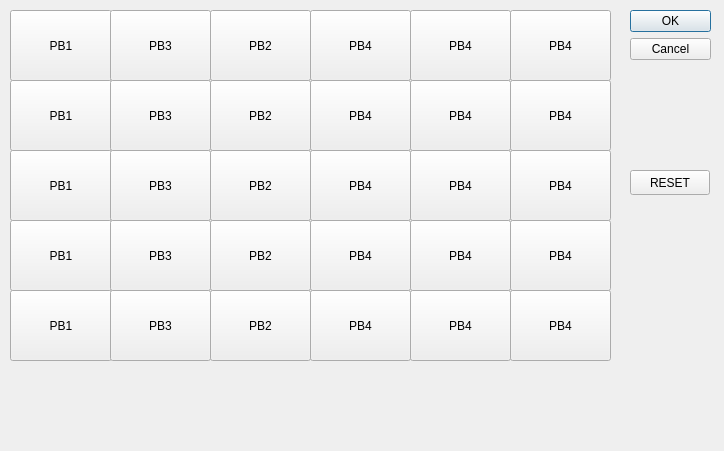
matternstsr/Sea-Application, file waves/try.ui: the form before one commit.
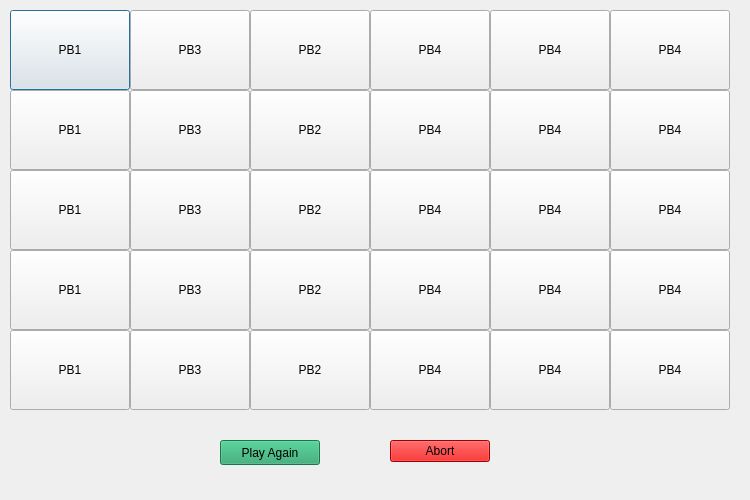
The form after the commit.

Commit message: Corrected more errors with the popup casued by the label.

What changed in the file:
```diff
--- a/waves/try.ui
+++ b/waves/try.ui
@@ -6,36 +6,23 @@
    <rect>
     <x>0</x>
     <y>0</y>
-    <width>724</width>
-    <height>451</height>
+    <width>750</width>
+    <height>500</height>
    </rect>
   </property>
   <property name="windowTitle">
    <string>Dialog</string>
   </property>
-  <widget class="QDialogButtonBox" name="buttonBox">
-   <property name="geometry">
-    <rect>
-     <x>630</x>
-     <y>10</y>
-     <width>81</width>
-     <height>81</height>
-    </rect>
-   </property>
-   <property name="orientation">
-    <enum>Qt::Vertical</enum>
-   </property>
-   <property name="standardButtons">
-    <set>QDialogButtonBox::Cancel|QDialogButtonBox::Ok</set>
-   </property>
-  </widget>
+  <property name="styleSheet">
+   <string notr="true"/>
+  </property>
   <widget class="QPushButton" name="pushButton_1">
    <property name="geometry">
     <rect>
      <x>10</x>
      <y>10</y>
-     <width>102</width>
-     <height>71</height>
+     <width>120</width>
+     <height>80</height>
     </rect>
    </property>
    <property name="text">
@@ -45,10 +32,10 @@
   <widget class="QPushButton" name="pushButton_2">
    <property name="geometry">
     <rect>
-     <x>210</x>
+     <x>250</x>
      <y>10</y>
-     <width>101</width>
-     <height>71</height>
+     <width>120</width>
+     <height>80</height>
     </rect>
    </property>
    <property name="text">
@@ -58,49 +45,113 @@
   <widget class="QPushButton" name="pushButton_3">
    <property name="geometry">
     <rect>
-     <x>110</x>
+     <x>130</x>
      <y>10</y>
-     <width>101</width>
-     <height>71</height>
+     <width>120</width>
+     <height>80</height>
     </rect>
    </property>
    <property name="text">
     <string>PB3</string>
    </property>
   </widget>
-  <widget class="QPushButton" name="pushButton_4">
+  <widget class="QPushButton" name="pushButton_10">
    <property name="geometry">
     <rect>
-     <x>310</x>
-     <y>10</y>
-     <width>101</width>
-     <height>71</height>
+     <x>250</x>
+     <y>90</y>
+     <width>120</width>
+     <height>80</height>
     </rect>
    </property>
    <property name="text">
-    <string>PB4</string>
+    <string>PB2</string>
    </property>
   </widget>
-  <widget class="QPushButton" name="pushButton_5">
+  <widget class="QPushButton" name="pushButton_16">
    <property name="geometry">
     <rect>
-     <x>410</x>
-     <y>10</y>
-     <width>101</width>
-     <height>71</height>
+     <x>250</x>
+     <y>170</y>
+     <width>120</width>
+     <height>80</height>
     </rect>
    </property>
    <property name="text">
-    <string>PB4</string>
+    <string>PB2</string>
+   </property>
+  </widget>
+  <widget class="QPushButton" name="pushButton_22">
+   <property name="geometry">
+    <rect>
+     <x>250</x>
+     <y>250</y>
+     <width>120</width>
+     <height>80</height>
+    </rect>
+   </property>
+   <property name="text">
+    <string>PB2</string>
+   </property>
+  </widget>
+  <widget class="QPushButton" name="pushButton_28">
+   <property name="geometry">
+    <rect>
+     <x>250</x>
+     <y>330</y>
+     <width>120</width>
+     <height>80</height>
+    </rect>
+   </property>
+   <property name="text">
+    <string>PB2</string>
+   </property>
+  </widget>
+  <widget class="QPushButton" name="pushButton_30">
+   <property name="geometry">
+    <rect>
+     <x>130</x>
+     <y>330</y>
+     <width>120</width>
+     <height>80</height>
+    </rect>
+   </property>
+   <property name="text">
+    <string>PB3</string>
+   </property>
+  </widget>
+  <widget class="QWidget" name="backgroundWidget" native="true">
+   <property name="geometry">
+    <rect>
+     <x>0</x>
+     <y>0</y>
+     <width>750</width>
+     <height>500</height>
+    </rect>
+   </property>
+   <property name="styleSheet">
+    <string notr="true"/>
+   </property>
+   <widget class="QLabel" name="backgroundLabel">
+    <property name="geometry">
+     <rect>
+      <x>0</x>
+      <y>0</y>
+      <width>750</width>
+      <height>431</height>
+     </rect>
+    </property>
+    <property name="text">
+     <string/>
    </property>
   </widget>
   <widget class="QPushButton" name="pushButton_6">
    <property name="geometry">
     <rect>
-     <x>510</x>
+      <x>610</x>
      <y>10</y>
-     <width>101</width>
-     <height>71</height>
+      <width>120</width>
+      <height>80</height>
     </rect>
    </property>
    <property name="text">
@@ -110,218 +161,179 @@
   <widget class="QPushButton" name="pushButton_7">
    <property name="geometry">
     <rect>
-     <x>510</x>
-     <y>80</y>
-     <width>101</width>
-     <height>71</height>
+      <x>610</x>
+      <y>90</y>
+      <width>120</width>
+      <height>80</height>
     </rect>
    </property>
    <property name="text">
     <string>PB4</string>
    </property>
   </widget>
-  <widget class="QPushButton" name="pushButton_8">
-   <property name="geometry">
-    <rect>
-     <x>10</x>
-     <y>80</y>
-     <width>102</width>
-     <height>71</height>
-    </rect>
-   </property>
-   <property name="text">
-    <string>PB1</string>
-   </property>
-  </widget>
-  <widget class="QPushButton" name="pushButton_9">
-   <property name="geometry">
-    <rect>
-     <x>410</x>
-     <y>80</y>
-     <width>101</width>
-     <height>71</height>
-    </rect>
-   </property>
-   <property name="text">
-    <string>PB4</string>
-   </property>
-  </widget>
-  <widget class="QPushButton" name="pushButton_10">
-   <property name="geometry">
-    <rect>
-     <x>210</x>
-     <y>80</y>
-     <width>101</width>
-     <height>71</height>
-    </rect>
-   </property>
-   <property name="text">
-    <string>PB2</string>
-   </property>
-  </widget>
-  <widget class="QPushButton" name="pushButton_11">
-   <property name="geometry">
-    <rect>
-     <x>310</x>
-     <y>80</y>
-     <width>101</width>
-     <height>71</height>
-    </rect>
-   </property>
-   <property name="text">
-    <string>PB4</string>
-   </property>
-  </widget>
-  <widget class="QPushButton" name="pushButton_12">
-   <property name="geometry">
-    <rect>
-     <x>110</x>
-     <y>80</y>
-     <width>101</width>
-     <height>71</height>
-    </rect>
-   </property>
-   <property name="text">
-    <string>PB3</string>
-   </property>
-  </widget>
   <widget class="QPushButton" name="pushButton_13">
    <property name="geometry">
     <rect>
-     <x>510</x>
-     <y>150</y>
-     <width>101</width>
-     <height>71</height>
+      <x>610</x>
+      <y>170</y>
+      <width>120</width>
+      <height>80</height>
     </rect>
    </property>
    <property name="text">
     <string>PB4</string>
    </property>
   </widget>
-  <widget class="QPushButton" name="pushButton_14">
-   <property name="geometry">
-    <rect>
-     <x>10</x>
-     <y>150</y>
-     <width>102</width>
-     <height>71</height>
-    </rect>
-   </property>
-   <property name="text">
-    <string>PB1</string>
-   </property>
-  </widget>
-  <widget class="QPushButton" name="pushButton_15">
-   <property name="geometry">
-    <rect>
-     <x>410</x>
-     <y>150</y>
-     <width>101</width>
-     <height>71</height>
-    </rect>
-   </property>
-   <property name="text">
-    <string>PB4</string>
-   </property>
-  </widget>
-  <widget class="QPushButton" name="pushButton_16">
-   <property name="geometry">
-    <rect>
-     <x>210</x>
-     <y>150</y>
-     <width>101</width>
-     <height>71</height>
-    </rect>
-   </property>
-   <property name="text">
-    <string>PB2</string>
-   </property>
-  </widget>
-  <widget class="QPushButton" name="pushButton_17">
-   <property name="geometry">
-    <rect>
-     <x>310</x>
-     <y>150</y>
-     <width>101</width>
-     <height>71</height>
-    </rect>
-   </property>
-   <property name="text">
-    <string>PB4</string>
-   </property>
-  </widget>
-  <widget class="QPushButton" name="pushButton_18">
-   <property name="geometry">
-    <rect>
-     <x>110</x>
-     <y>150</y>
-     <width>101</width>
-     <height>71</height>
-    </rect>
-   </property>
-   <property name="text">
-    <string>PB3</string>
-   </property>
-  </widget>
   <widget class="QPushButton" name="pushButton_19">
    <property name="geometry">
     <rect>
-     <x>510</x>
-     <y>220</y>
-     <width>101</width>
-     <height>71</height>
+      <x>610</x>
+      <y>250</y>
+      <width>120</width>
+      <height>80</height>
     </rect>
    </property>
    <property name="text">
     <string>PB4</string>
    </property>
   </widget>
-  <widget class="QPushButton" name="pushButton_20">
+   <widget class="QPushButton" name="pushButton_25">
    <property name="geometry">
     <rect>
-     <x>10</x>
-     <y>220</y>
-     <width>102</width>
-     <height>71</height>
+      <x>610</x>
+      <y>330</y>
+      <width>120</width>
+      <height>80</height>
     </rect>
    </property>
    <property name="text">
-    <string>PB1</string>
+     <string>PB4</string>
+    </property>
+   </widget>
+   <widget class="QPushButton" name="pushButton_5">
+    <property name="geometry">
+     <rect>
+      <x>490</x>
+      <y>10</y>
+      <width>120</width>
+      <height>80</height>
+     </rect>
+    </property>
+    <property name="text">
+     <string>PB4</string>
+    </property>
+   </widget>
+   <widget class="QPushButton" name="pushButton_9">
+    <property name="geometry">
+     <rect>
+      <x>490</x>
+      <y>90</y>
+      <width>120</width>
+      <height>80</height>
+     </rect>
+    </property>
+    <property name="text">
+     <string>PB4</string>
+    </property>
+   </widget>
+   <widget class="QPushButton" name="pushButton_15">
+    <property name="geometry">
+     <rect>
+      <x>490</x>
+      <y>170</y>
+      <width>120</width>
+      <height>80</height>
+     </rect>
+    </property>
+    <property name="text">
+     <string>PB4</string>
    </property>
   </widget>
   <widget class="QPushButton" name="pushButton_21">
    <property name="geometry">
     <rect>
-     <x>410</x>
-     <y>220</y>
-     <width>101</width>
-     <height>71</height>
+      <x>490</x>
+      <y>250</y>
+      <width>120</width>
+      <height>80</height>
     </rect>
    </property>
    <property name="text">
     <string>PB4</string>
    </property>
   </widget>
-  <widget class="QPushButton" name="pushButton_22">
+   <widget class="QPushButton" name="pushButton_27">
    <property name="geometry">
     <rect>
-     <x>210</x>
-     <y>220</y>
-     <width>101</width>
-     <height>71</height>
+      <x>490</x>
+      <y>330</y>
+      <width>120</width>
+      <height>80</height>
     </rect>
    </property>
    <property name="text">
-    <string>PB2</string>
+     <string>PB4</string>
+    </property>
+   </widget>
+   <widget class="QPushButton" name="pushButton_29">
+    <property name="geometry">
+     <rect>
+      <x>370</x>
+      <y>330</y>
+      <width>120</width>
+      <height>80</height>
+     </rect>
+    </property>
+    <property name="text">
+     <string>PB4</string>
    </property>
   </widget>
   <widget class="QPushButton" name="pushButton_23">
    <property name="geometry">
     <rect>
-     <x>310</x>
-     <y>220</y>
-     <width>101</width>
-     <height>71</height>
+      <x>370</x>
+      <y>250</y>
+      <width>120</width>
+      <height>80</height>
+     </rect>
+    </property>
+    <property name="text">
+     <string>PB4</string>
+    </property>
+   </widget>
+   <widget class="QPushButton" name="pushButton_17">
+    <property name="geometry">
+     <rect>
+      <x>370</x>
+      <y>170</y>
+      <width>120</width>
+      <height>80</height>
+     </rect>
+    </property>
+    <property name="text">
+     <string>PB4</string>
+    </property>
+   </widget>
+   <widget class="QPushButton" name="pushButton_4">
+    <property name="geometry">
+     <rect>
+      <x>370</x>
+      <y>10</y>
+      <width>120</width>
+      <height>80</height>
+     </rect>
+    </property>
+    <property name="text">
+     <string>PB4</string>
+    </property>
+   </widget>
+   <widget class="QPushButton" name="pushButton_11">
+    <property name="geometry">
+     <rect>
+      <x>370</x>
+      <y>90</y>
+      <width>120</width>
+      <height>80</height>
     </rect>
    </property>
    <property name="text">
@@ -331,120 +343,152 @@
   <widget class="QPushButton" name="pushButton_24">
    <property name="geometry">
     <rect>
-     <x>110</x>
-     <y>220</y>
-     <width>101</width>
-     <height>71</height>
+      <x>130</x>
+      <y>250</y>
+      <width>120</width>
+      <height>80</height>
     </rect>
    </property>
    <property name="text">
     <string>PB3</string>
    </property>
   </widget>
-  <widget class="QPushButton" name="pushButton_25">
+   <widget class="QPushButton" name="pushButton_18">
    <property name="geometry">
     <rect>
-     <x>510</x>
-     <y>290</y>
-     <width>101</width>
-     <height>71</height>
+      <x>130</x>
+      <y>170</y>
+      <width>120</width>
+      <height>80</height>
     </rect>
    </property>
    <property name="text">
-    <string>PB4</string>
+     <string>PB3</string>
+    </property>
+   </widget>
+   <widget class="QPushButton" name="pushButton_12">
+    <property name="geometry">
+     <rect>
+      <x>130</x>
+      <y>90</y>
+      <width>120</width>
+      <height>80</height>
+     </rect>
+    </property>
+    <property name="text">
+     <string>PB3</string>
    </property>
   </widget>
   <widget class="QPushButton" name="pushButton_26">
    <property name="geometry">
     <rect>
      <x>10</x>
-     <y>290</y>
-     <width>102</width>
-     <height>71</height>
+      <y>330</y>
+      <width>120</width>
+      <height>80</height>
     </rect>
    </property>
    <property name="text">
     <string>PB1</string>
    </property>
   </widget>
-  <widget class="QPushButton" name="pushButton_27">
+   <widget class="QPushButton" name="pushButton_20">
    <property name="geometry">
     <rect>
-     <x>410</x>
-     <y>290</y>
-     <width>101</width>
-     <height>71</height>
+      <x>10</x>
+      <y>250</y>
+      <width>120</width>
+      <height>80</height>
     </rect>
    </property>
    <property name="text">
-    <string>PB4</string>
-   </property>
-  </widget>
-  <widget class="QPushButton" name="pushButton_28">
+     <string>PB1</string>
+    </property>
+   </widget>
+   <widget class="QPushButton" name="pushButton_14">
    <property name="geometry">
     <rect>
-     <x>210</x>
-     <y>290</y>
-     <width>101</width>
-     <height>71</height>
+      <x>10</x>
+      <y>170</y>
+      <width>120</width>
+      <height>80</height>
     </rect>
    </property>
    <property name="text">
-    <string>PB2</string>
-   </property>
-  </widget>
-  <widget class="QPushButton" name="pushButton_29">
+     <string>PB1</string>
+    </property>
+   </widget>
+   <widget class="QPushButton" name="pushButton_8">
    <property name="geometry">
     <rect>
-     <x>310</x>
-     <y>290</y>
-     <width>101</width>
-     <height>71</height>
+      <x>10</x>
+      <y>90</y>
+      <width>120</width>
+      <height>80</height>
     </rect>
    </property>
    <property name="text">
-    <string>PB4</string>
-   </property>
-  </widget>
-  <widget class="QPushButton" name="pushButton_30">
+     <string>PB1</string>
+    </property>
+   </widget>
+   <widget class="QDialogButtonBox" name="buttonBox">
    <property name="geometry">
     <rect>
-     <x>110</x>
-     <y>290</y>
-     <width>101</width>
-     <height>71</height>
-    </rect>
-   </property>
-   <property name="text">
-    <string>PB3</string>
-   </property>
-  </widget>
-  <widget class="QLabel" name="statusLabel">
-   <property name="geometry">
-    <rect>
-     <x>30</x>
-     <y>390</y>
-     <width>681</width>
-     <height>51</height>
-    </rect>
-   </property>
-   <property name="text">
-    <string/>
+      <x>390</x>
+      <y>440</y>
+      <width>100</width>
+      <height>25</height>
+     </rect>
+    </property>
+    <property name="styleSheet">
+     <string notr="true">background-color: #Da0000;</string>
+    </property>
+    <property name="orientation">
+     <enum>Qt::Vertical</enum>
+    </property>
+    <property name="standardButtons">
+     <set>QDialogButtonBox::Abort</set>
    </property>
   </widget>
   <widget class="QPushButton" name="resetButton">
    <property name="geometry">
     <rect>
-     <x>630</x>
-     <y>170</y>
-     <width>80</width>
+      <x>220</x>
+      <y>440</y>
+      <width>100</width>
      <height>25</height>
     </rect>
    </property>
+    <property name="styleSheet">
+     <string notr="true">background-color: rgb(38, 162, 105)</string>
+    </property>
    <property name="text">
-    <string>RESET</string>
-   </property>
-  </widget>
+     <string>Play Again</string>
+    </property>
+   </widget>
+   <widget class="QLabel" name="statusLabel">
+    <property name="geometry">
+     <rect>
+      <x>10</x>
+      <y>420</y>
+      <width>54</width>
+      <height>17</height>
+     </rect>
+    </property>
+    <property name="text">
+     <string/>
+    </property>
+   </widget>
+  </widget>
+  <zorder>backgroundWidget</zorder>
+  <zorder>pushButton_1</zorder>
+  <zorder>pushButton_2</zorder>
+  <zorder>pushButton_3</zorder>
+  <zorder>pushButton_10</zorder>
+  <zorder>pushButton_16</zorder>
+  <zorder>pushButton_22</zorder>
+  <zorder>pushButton_28</zorder>
+  <zorder>pushButton_30</zorder>
  </widget>
  <resources/>
  <connections>
```
Left out of the diff: 5 changed lines with no effect on the pictures. Lines whose indentation alone changed are shown as unchanged. The commit also changes 8 other files.
